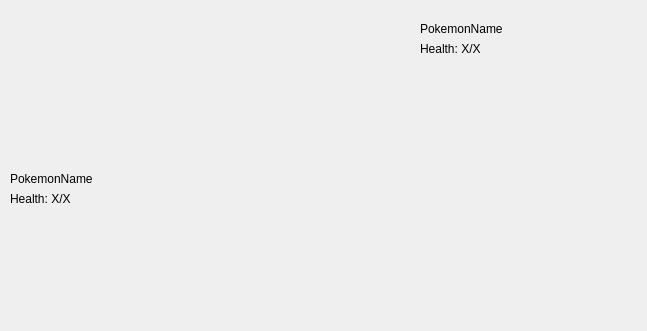
Qt form WebMon-Client/battleform.ui (davsuss/WebMon) before a commit.
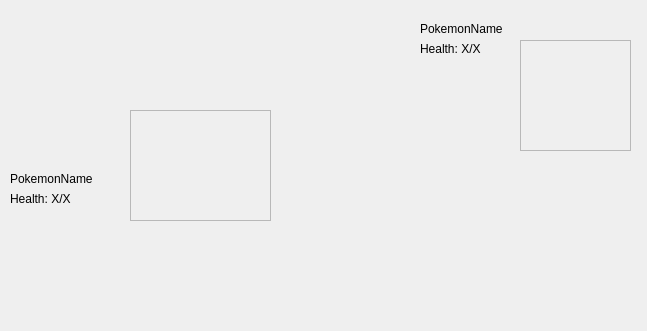
The same form after that commit.

Diff of the .ui file:
```diff
--- a/WebMon-Client/battleform.ui
+++ b/WebMon-Client/battleform.ui
@@ -76,6 +76,38 @@
    </property>
    <layout class="QGridLayout" name="gridLayout"/>
   </widget>
+  <widget class="QFrame" name="frame">
+   <property name="geometry">
+    <rect>
+     <x>130</x>
+     <y>110</y>
+     <width>141</width>
+     <height>111</height>
+    </rect>
+   </property>
+   <property name="frameShape">
+    <enum>QFrame::StyledPanel</enum>
+   </property>
+   <property name="frameShadow">
+    <enum>QFrame::Raised</enum>
+   </property>
+  </widget>
+  <widget class="QFrame" name="frame_2">
+   <property name="geometry">
+    <rect>
+     <x>520</x>
+     <y>40</y>
+     <width>111</width>
+     <height>111</height>
+    </rect>
+   </property>
+   <property name="frameShape">
+    <enum>QFrame::StyledPanel</enum>
+   </property>
+   <property name="frameShadow">
+    <enum>QFrame::Raised</enum>
+   </property>
+  </widget>
  </widget>
  <resources/>
  <connections/>
```
